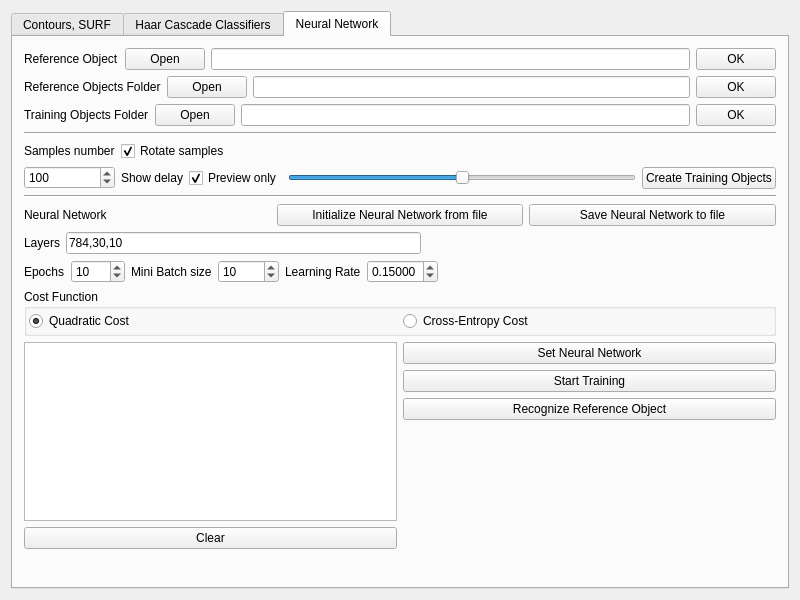
This is software/computer/client/opencv/imagelab/mainwindow.ui in wercool/valter as Qt 5 draws it before an edit. The edited form follows.
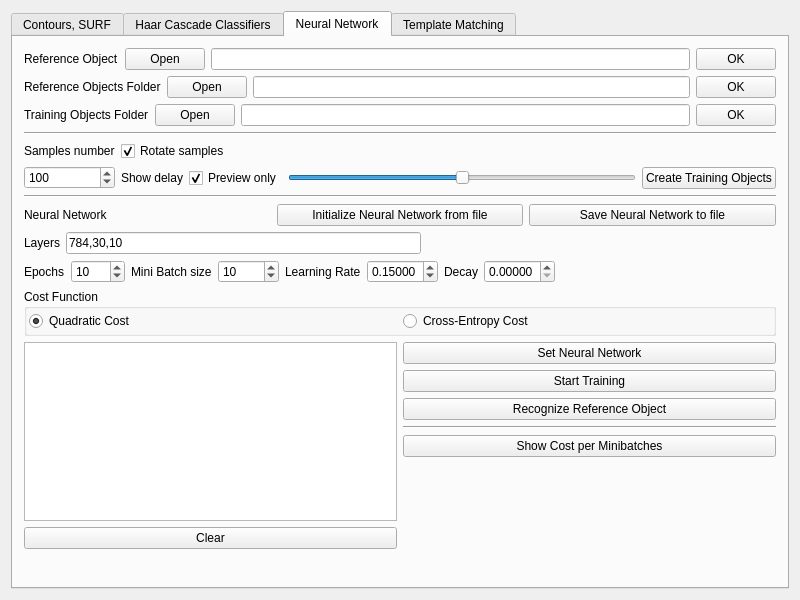
This is the edited form. The open tabs and pages were chosen to show the change. Icons and pictures are not drawn.

Commit message: neural network: regularization of NN, template matching tab added

```diff
--- a/software/computer/client/opencv/imagelab/mainwindow.ui
+++ b/software/computer/client/opencv/imagelab/mainwindow.ui
@@ -1901,6 +1901,29 @@
                 </property>
                </widget>
               </item>
+              <item>
+               <widget class="QLabel" name="label_13">
+                <property name="text">
+                 <string>Decay</string>
+                </property>
+               </widget>
+              </item>
+              <item>
+               <widget class="QDoubleSpinBox" name="nnDecaySpinBox">
+                <property name="decimals">
+                 <number>5</number>
+                </property>
+                <property name="maximum">
+                 <double>5.000000000000000</double>
+                </property>
+                <property name="singleStep">
+                 <double>0.001000000000000</double>
+                </property>
+                <property name="value">
+                 <double>0.000000000000000</double>
+                </property>
+               </widget>
+              </item>
               <item>
                <spacer name="horizontalSpacer_6">
                 <property name="orientation">
@@ -2020,6 +2043,27 @@
                   </property>
                  </widget>
                 </item>
+                <item>
+                 <widget class="Line" name="line_8">
+                  <property name="orientation">
+                   <enum>Qt::Horizontal</enum>
+                  </property>
+                 </widget>
+                </item>
+                <item>
+                 <layout class="QHBoxLayout" name="horizontalLayout_35">
+                  <property name="topMargin">
+                   <number>0</number>
+                  </property>
+                  <item>
+                   <widget class="QPushButton" name="pushButton">
+                    <property name="text">
+                     <string>Show Cost per Minibatches</string>
+                    </property>
+                   </widget>
+                  </item>
+                 </layout>
+                </item>
                 <item>
                  <spacer name="verticalSpacer_9">
                   <property name="orientation">
@@ -2069,6 +2113,51 @@
         </item>
        </layout>
       </widget>
+      <widget class="QWidget" name="tab_4">
+       <attribute name="title">
+        <string>Template Matching</string>
+       </attribute>
+       <layout class="QVBoxLayout" name="verticalLayout_28">
+        <item>
+         <layout class="QVBoxLayout" name="verticalLayout_26">
+          <item>
+           <layout class="QHBoxLayout" name="horizontalLayout_36">
+            <property name="topMargin">
+             <number>0</number>
+            </property>
+            <item>
+             <widget class="QPushButton" name="tmOpenTargetImageButton">
+              <property name="text">
+               <string>Open Target Image</string>
+              </property>
+             </widget>
+            </item>
+            <item>
+             <widget class="QPushButton" name="tmOpenTemplateImageButton">
+              <property name="text">
+               <string>Open Template Image</string>
+              </property>
+             </widget>
+            </item>
+           </layout>
+          </item>
+          <item>
+           <spacer name="verticalSpacer_10">
+            <property name="orientation">
+             <enum>Qt::Vertical</enum>
+            </property>
+            <property name="sizeHint" stdset="0">
+             <size>
+              <width>20</width>
+              <height>40</height>
+             </size>
+            </property>
+           </spacer>
+          </item>
+         </layout>
+        </item>
+       </layout>
+      </widget>
      </widget>
     </item>
    </layout>
```
Left out of the diff: 8 changed lines with no effect on the pictures. The commit also changes 8 other files.
